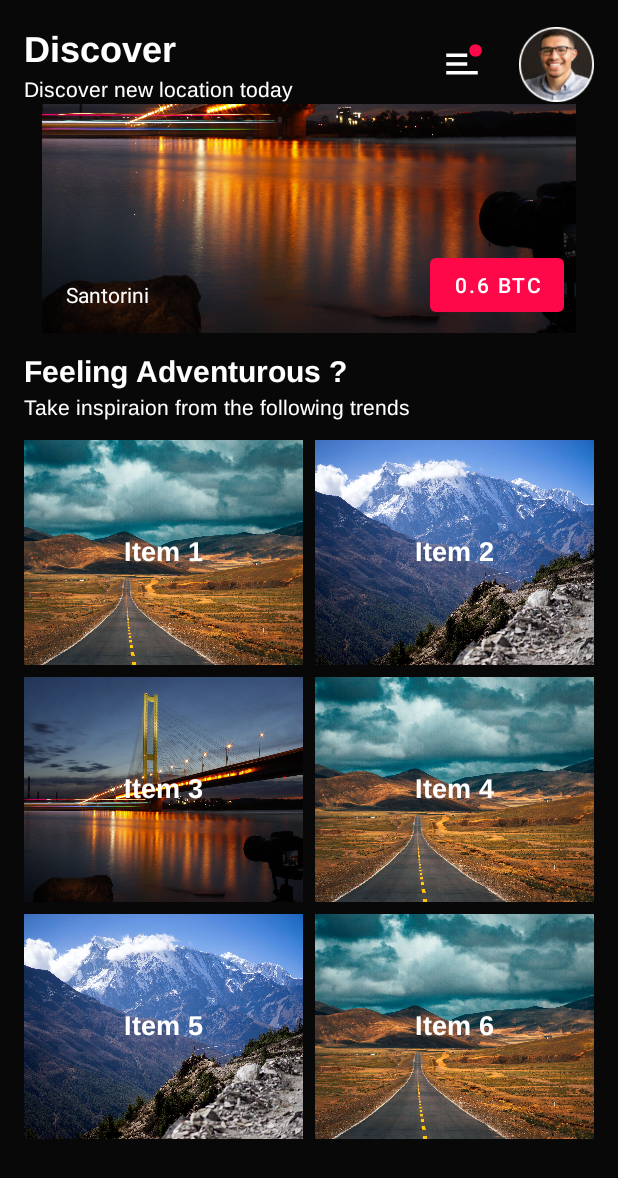
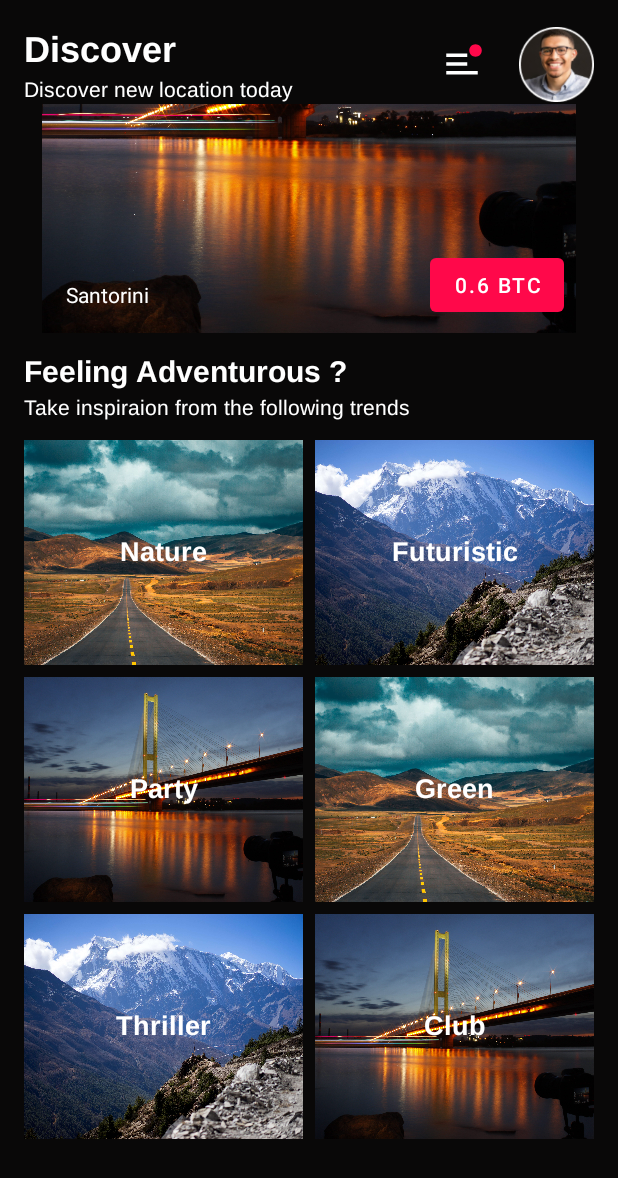
Before and after one commit to priyamprakash/Spaced_App_UI, an Android app: the screen it shows after launch (MainActivity), on a phone screen of 412 x 824 dp. Shown: the top 1178 px of the screen. Run offline under Robolectric (Android 15) with nearby library versions, the phone set to English and light mode, and no system bars.

Commit message:
UI Updates

```diff
--- a/app/src/main/java/com/app/project/ui/activity/MainActivity.kt
+++ b/app/src/main/java/com/app/project/ui/activity/MainActivity.kt
@@ -52,15 +52,15 @@ class MainActivity : AppCompatActivity() , CellClickListener {
     private fun setUpGridView() {
         val gridView = findViewById<GridView>(R.id.gridView)
         val items = listOf(
-            GridItem(R.drawable.location_one, "Item 1"),
-            GridItem(R.drawable.location_two, "Item 2"),
-            GridItem(R.drawable.location_three, "Item 3"),
-            GridItem(R.drawable.location_one, "Item 4"),
-            GridItem(R.drawable.location_two, "Item 5"),
-            GridItem(R.drawable.location_one, "Item 6")
+            GridItem(R.drawable.location_one, "Nature"),
+            GridItem(R.drawable.location_two, "Futuristic"),
+            GridItem(R.drawable.location_three, "Party"),
+            GridItem(R.drawable.location_one, "Green"),
+            GridItem(R.drawable.location_two, "Thriller"),
+            GridItem(R.drawable.location_three, "Club")
         )
 
-        val adapter = GridAdapter(items)
+        val adapter = GridAdapter(items, this)
         gridView.numColumns = 2
         gridView.adapter = adapter
     }
--- a/app/src/main/java/com/app/project/ui/adapters/GridAdapter.kt
+++ b/app/src/main/java/com/app/project/ui/adapters/GridAdapter.kt
@@ -7,9 +7,10 @@ import android.widget.BaseAdapter
 import android.widget.ImageView
 import android.widget.TextView
 import com.app.project.R
+import com.app.project.interfaces.CellClickListener
 import com.app.project.model.GridItem
 
-class GridAdapter(private val items: List<GridItem>) : BaseAdapter() {
+class GridAdapter(private val items: List<GridItem>, private val cellClickListener: CellClickListener) : BaseAdapter() {
 
     override fun getCount() = items.size
 
@@ -27,6 +28,13 @@ class GridAdapter(private val items: List<GridItem>) : BaseAdapter() {
         imageView.setImageResource(item.imageRes)
         textView.text = item.text
 
+        imageView.setOnClickListener {
+            cellClickListener.onCellClickListener(
+                position,
+                "Open Dialog"
+            )
+        }
+
         return view
     }
 }
--- a/app/src/main/java/com/app/project/ui/adapters/SliderAdapter.kt
+++ b/app/src/main/java/com/app/project/ui/adapters/SliderAdapter.kt
@@ -18,6 +18,14 @@ class SliderAdapter(private val items: List<Int>,private val cellClickListener:
         val button = view.findViewById<Button>(R.id.button)
 
         imageView.setImageResource(items[position])
+
+        imageView.setOnClickListener {
+            cellClickListener.onCellClickListener(
+                items[position],
+               "Open Dialog"
+            )
+        }
+
         button.setOnClickListener {
             cellClickListener.onCellClickListener(
                 items[position],
```
